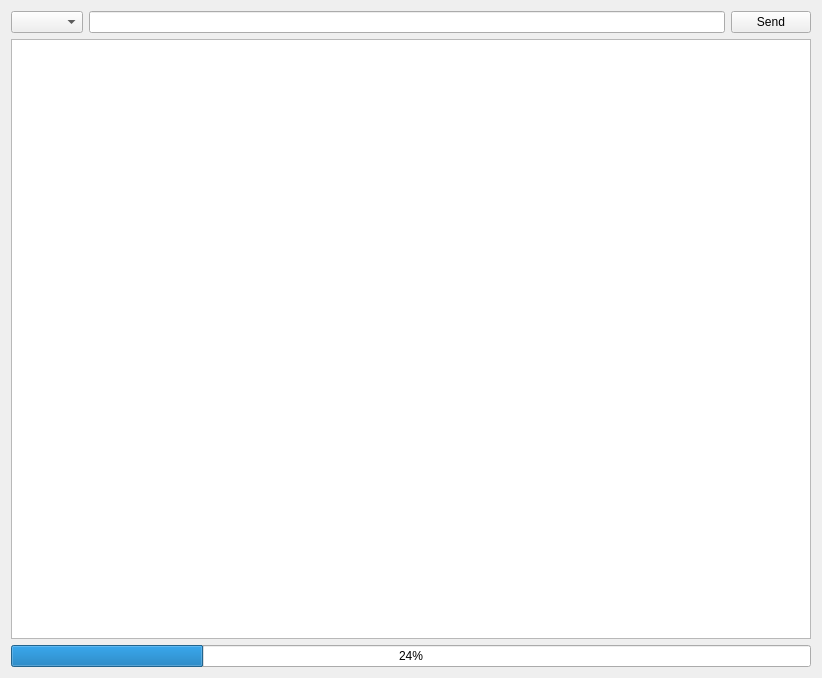
The window that biu_operations_subaru.ui (miikasyvanen/FastECU) describes before a commit, drawn with Qt 5.
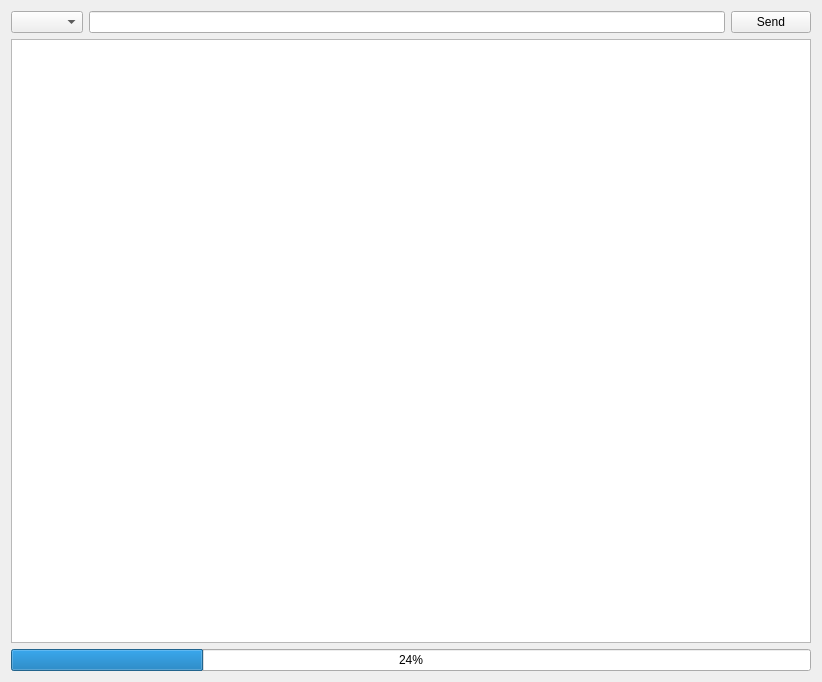
The same window after the commit.

What changed in the file:
```diff
--- a/biu_operations_subaru.ui
+++ b/biu_operations_subaru.ui
@@ -10,7 +10,7 @@
     <x>0</x>
     <y>0</y>
     <width>820</width>
-    <height>678</height>
+    <height>682</height>
    </rect>
   </property>
   <property name="windowTitle">
```
Left out of the diff: 2 changed lines with no effect on the pictures.
